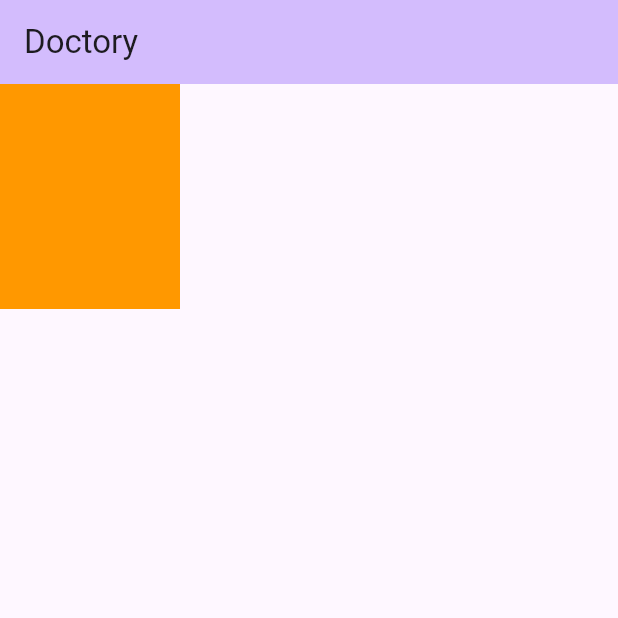
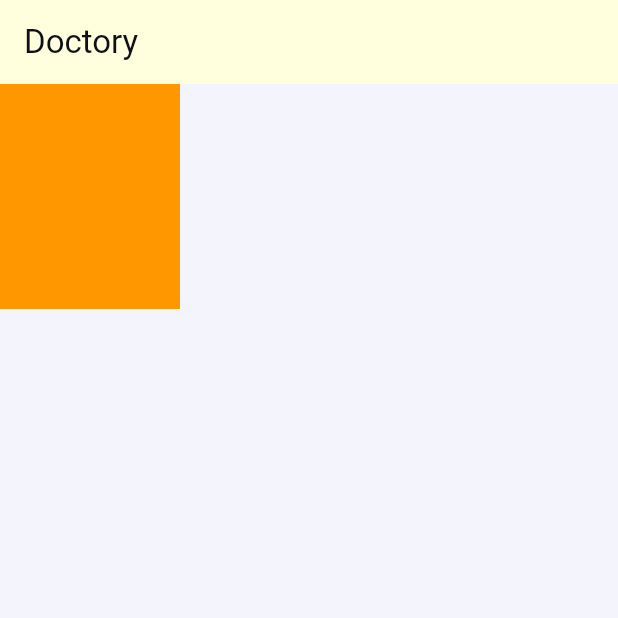
Before and after one commit to SalehMKhames/Doctor_booking_app_with-_flutter_using_Bloc_and_firebase, a Flutter app: the screen it shows after launch, on a phone screen of 412 x 824 dp, the top half of it. Run offline on Flutter 3.47's test engine with Material 3 defaults, Android fonts, the phone set to English and light mode, and no system bars; our stand-ins replace bloc, carousel_slider, dartz, equatable, firebase_core, flutter_bloc and 3 more; accounts and stored records are empty.

Commit message:
doing a lot of things

```diff
--- a/lib/Features/authentication/domain/repositiories/user_credentials_repo.dart
+++ b/lib/Features/authentication/domain/repositiories/user_credentials_repo.dart
@@ -1,7 +1,7 @@
 import 'package:dartz/dartz.dart';
 
 import 'package:doctory/Features/authentication/domain/entities/userCredentials.dart';
-import 'package:doctory/common/user/domain/entity/user.dart';
+
 import 'package:doctory/core/ErrorHandling/failure.dart';
 
 abstract class UserCredentialsRepo
--- a/lib/Features/authentication/presentation/auth_Bloc/auth_bloc.dart
+++ b/lib/Features/authentication/presentation/auth_Bloc/auth_bloc.dart
@@ -2,6 +2,7 @@ import 'dart:async';
 
 import 'package:bloc/bloc.dart';
 import 'package:doctory/common/user/domain/entity/user.dart';
+import 'package:doctory/core/utils/Strings.dart';
 import 'package:equatable/equatable.dart';
 
 import 'package:doctory/Features/authentication/domain/entities/userCredentials.dart';
@@ -44,7 +45,7 @@ class AuthBloc extends Bloc<AuthEvent, AuthState>
     final result = await registerUsecase.execute(userCredential);
 
     result.fold(
-      (fail) => emit(state.copyWith(userRegister: UserAuthStatus.failed)),
+      (fail) => emit(state.copyWith(userRegister: UserAuthStatus.failed, message: RegisterSuccess)),
       (credentials) => emit(state.copyWith(cred: credentials, userRegister: UserAuthStatus.success)),
     );
   }
--- a/lib/Features/authentication/presentation/auth_Bloc/auth_state.dart
+++ b/lib/Features/authentication/presentation/auth_Bloc/auth_state.dart
@@ -11,7 +11,7 @@ class AuthState extends Equatable
   final UserAuthStatus userResetPassword;
   final UserAuthStatus userDelete;
   final UserAuthStatus userGetinfo;
-
+  final String? message;
 
   const AuthState(
   {
@@ -22,7 +22,8 @@ class AuthState extends Equatable
     this.userRegister= UserAuthStatus.init,
     this.userResetPassword= UserAuthStatus.init,
     this.userDelete= UserAuthStatus.init,
-    this.userGetinfo= UserAuthStatus.init
+    this.userGetinfo= UserAuthStatus.init,
+    this.message
   });
 
   AuthState copyWith({
@@ -33,6 +34,7 @@ class AuthState extends Equatable
     UserAuthStatus? userResetPassword,
     UserAuthStatus? userDelete,
     UserAuthStatus? userGetinfo,
+    String? message
   })
   {
     return AuthState
@@ -43,11 +45,13 @@ class AuthState extends Equatable
       userRegister: userRegister ?? this.userRegister,
       userResetPassword:  userResetPassword ?? this.userResetPassword,
       userDelete: userDelete ?? this.userDelete,
-      userGetinfo: userGetinfo ?? this.userGetinfo
+      userGetinfo: userGetinfo ?? this.userGetinfo,
+      message: message ?? this.message
     );
   }
 
   @override
-  List<Object?> get props => [credentials, userLogIn, userRegister, userDelete, userResetPassword, userGetinfo];
+  List<Object?> get props =>
+      [credentials, userLogIn, userRegister, userDelete, userResetPassword, userGetinfo, message];
 
 }
--- /dev/null
+++ b/lib/core/Themes/App_Theme.dart
@@ -0,0 +1,93 @@
+import 'package:flutter/material.dart';
+
+import 'package:google_fonts/google_fonts.dart';
+
+class AppTheme
+{
+  ThemeData get themData
+  {
+    return ThemeData(
+      useMaterial3: true,
+      colorScheme: _colorScheme,
+      textTheme: _textTheme,
+      inputDecorationTheme: _inputTheme,
+      filledButtonTheme: _filledButtonTheme,
+    );
+  }
+
+  static ColorScheme get _colorScheme
+  {
+    return const ColorScheme(
+        brightness: Brightness.light,
+        primary: Color(0xff909cdf),
+        onPrimary: Color(0xffFFFFDE),
+        primaryContainer: Color(0xffF2F3FB),
+        onPrimaryContainer: Color(0xff000000),
+        secondary: Color(0xff9C254D),
+        onSecondary: Color(0xffFFFFEC),
+        secondaryContainer: Color(0xffdfa3b7),
+        tertiary: Color(0xffb6c2ff),
+        tertiaryContainer: Color(0xffFFFFDE),
+        error: Color(0xff5e162e),
+        errorContainer: Color(0xffFCD8DF),
+        onError: Color(0xffF5E9ED),
+        surface: Color(0xffF4F5FC),
+        onSurface: Color(0xff0E1016),
+        surfaceTint: Color(0xff909CDF),
+        inverseSurface: Color(0xff121212),
+        outline: Color(0xff737373),
+        outlineVariant: Color(0xffBFBFBF),
+    );
+  }
+
+  static TextTheme get _textTheme
+  {
+      const textTheme = TextTheme();
+
+      final bodyFont = GoogleFonts.ibmPlexSansTextTheme(textTheme);
+      final headingFont = GoogleFonts.syneMonoTextTheme(textTheme);
+
+      return bodyFont.copyWith(
+        displayLarge: headingFont.displayLarge,
+        displayMedium: headingFont.displayMedium,
+        displaySmall: headingFont.displaySmall,
+        headlineLarge: headingFont.headlineLarge,
+        headlineMedium: headingFont.headlineMedium,
+        headlineSmall: headingFont.headlineSmall,
+        bodyLarge: bodyFont.bodyLarge,
+        bodyMedium: bodyFont.bodyMedium,
+        bodySmall: bodyFont.bodySmall
+      );
+  }
+
+  static InputDecorationTheme get _inputTheme
+  {
+    return InputDecorationTheme(
+      filled: true,
+      border: InputBorder.none,
+      contentPadding: const EdgeInsets.symmetric(horizontal: 12, vertical: 12),
+      enabledBorder: OutlineInputBorder(
+        borderRadius: BorderRadius.circular(8.0),
+        borderSide: const BorderSide(color: Colors.transparent),
+      ),
+      focusedBorder: OutlineInputBorder(
+        borderRadius: BorderRadius.circular(8.0),
+        borderSide: BorderSide.none,
+      ),
+      disabledBorder: OutlineInputBorder(
+      borderRadius: BorderRadius.circular(8.0),
+    borderSide: BorderSide(color: Colors.grey.withOpacity(0.2)),
+    ),
+    );
+  }
+
+  static FilledButtonThemeData get _filledButtonTheme
+  {
+    return FilledButtonThemeData(
+      style: FilledButton.styleFrom(
+        foregroundColor: Colors.white,
+        shape: RoundedRectangleBorder(borderRadius: BorderRadius.circular(8.0)),
+      ),
+    );
+  }
+}
--- a/lib/main.dart
+++ b/lib/main.dart
@@ -1,5 +1,6 @@
 import 'package:doctory/Features/authentication/presentation/auth_Bloc/auth_bloc.dart';
 import 'package:doctory/core/Depend_injection/dependency_injection.dart';
+import 'package:doctory/core/Themes/App_Theme.dart';
 import 'package:flutter/material.dart';
 import 'package:firebase_core/firebase_core.dart';
 import 'package:flutter_bloc/flutter_bloc.dart';
@@ -28,11 +29,8 @@ class MyApp extends StatelessWidget {
         BlocProvider<AuthBloc>(create: (_) => sl<AuthBloc>()),
       ],
       child: MaterialApp(
-        title: 'Flutter Demo',
-        theme: ThemeData(
-          colorScheme: ColorScheme.fromSeed(seedColor: Colors.deepPurple),
-          useMaterial3: true,
-        ),
+        debugShowCheckedModeBanner: false,
+        theme: AppTheme().themData,
         home: const MyHomePage(title: 'Flutter Demo Home Page'),
       ),
     );
--- a/pubspec.yaml
+++ b/pubspec.yaml
@@ -44,6 +44,8 @@ dependencies:
   equatable: ^2.0.5
   firebase_auth: ^4.19.4
   get_it: ^7.7.0
+  carousel_slider: ^4.2.1
+  google_fonts: ^6.2.1
 
 dev_dependencies:
   flutter_test:
```
Also changed, not shown: lib/Features/authentication/presentation/screens/Register_screen.dart (+28 -1 lines), lib/Features/home/pages/Home.dart (added, +15 -0 lines), lib/Features/home/widgets/register_screen_widgets/Slider_widget.dart (added, +79 -0 lines), lib/Features/home/widgets/register_screen_widgets/register_body.dart (added, +272 -0 lines), lib/core/utils/Strings.dart (+9 -1 lines), lib/core/utils/widgets/my_snack_bar.dart (added, +14 -0 lines), pubspec.lock.
